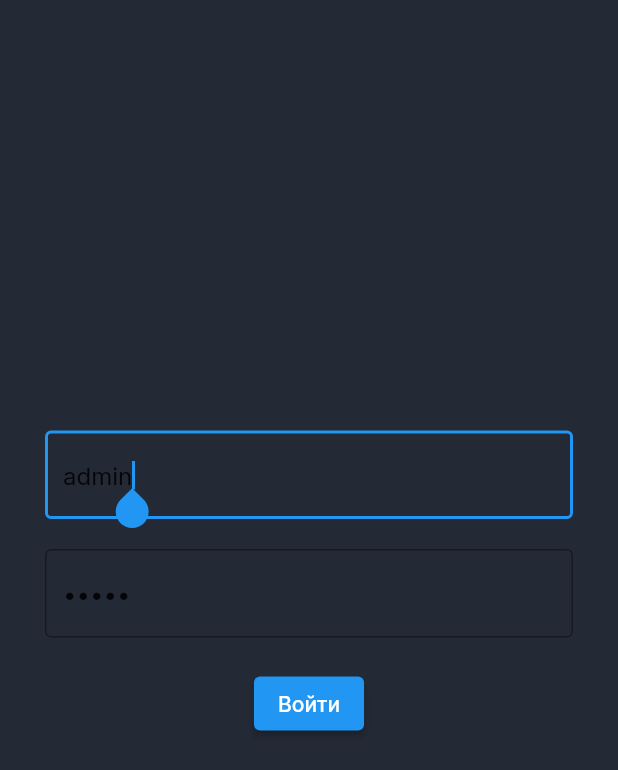
After one commit to VARWA/EESTech-Challenge, a Flutter app: the screen it shows after launch, on a phone screen of 412 x 824 dp. The commit adds this screen. Shown: the top 770 px of the screen. Run offline on Flutter 3.47's test engine with Material 2 defaults, Android fonts, the phone set to English and light mode, and no system bars; our stand-ins replace flutter_svg, google_fonts.

Commit message:
Auth screen

```diff
--- /dev/null
+++ b/lib/auth_screen/auth_screen_widget.dart
@@ -0,0 +1,59 @@
+import 'package:flutter/material.dart';
+
+class AuthWidget extends StatefulWidget {
+  const AuthWidget({Key? key}) : super(key: key);
+
+  @override
+  State<AuthWidget> createState() => _AuthWidgetState();
+}
+
+class _AuthWidgetState extends State<AuthWidget> {
+  final _loginController = TextEditingController(text: 'admin');
+  final _passwordController = TextEditingController(text: 'admin');
+
+  void _check_auth() {
+    final login = _loginController.text;
+    final password = _passwordController.text;
+    if (login == 'admin' && password == 'admin') {
+      Navigator.of(context).pushReplacementNamed('/main_screen/');
+      final errorText = null;
+    } else {
+      final errorText = "Неверный логин или пароль";
+    }
+    setState(() {});
+  }
+
+  @override
+  Widget build(BuildContext context) {
+    return Scaffold(
+      body: Center(
+        child: Container(
+          height: 250,
+          padding: const EdgeInsets.symmetric(horizontal: 30),
+          child: Column(
+            children: [
+              TextField(
+                controller: _loginController,
+                autofocus: true,
+                decoration: const InputDecoration(
+                  border: OutlineInputBorder(),
+                ),
+              ),
+              const SizedBox(height: 20),
+              TextField(
+                controller: _passwordController,
+                autofocus: false,
+                obscureText: true,
+                decoration: const InputDecoration(
+                  border: OutlineInputBorder(),
+                ),
+              ),
+              const SizedBox(height: 20),
+              ElevatedButton(onPressed: _check_auth, child: const Text("Войти"))
+            ],
+          ),
+        ),
+      ),
+    );
+  }
+}
--- a/lib/main_screen/main_screen_widget.dart
+++ b/lib/main_screen/main_screen_widget.dart
@@ -43,7 +43,7 @@ class _MainScreenWidgetState extends State<MainScreenWidget> {
           BottomNavigationBarItem(icon: Icon(Icons.book), label: "Теория"),
           BottomNavigationBarItem(
               icon: Icon(Icons.account_circle_outlined), label: "Профиль"),
-        ],
+        ],backgroundColor: Color.fromRGBO(230, 230, 230, 1),
         onTap: onSelectedTab,
       ),
     );
--- a/lib/my_app/app.dart
+++ b/lib/my_app/app.dart
@@ -1,3 +1,4 @@
+import 'package:eestech_challenge_app/auth_screen/auth_screen_widget.dart';
 import 'package:eestech_challenge_app/main_screen/main_screen_widget.dart';
 import 'package:eestech_challenge_app/user_info/user_info_widget.dart';
 import 'package:flutter/material.dart';
@@ -12,16 +13,18 @@ class MyApp extends StatelessWidget {
   Widget build(BuildContext context) {
     return MaterialApp(
       title: 'Flutter Demo',
-      routes: {'/main_screen/': (context) => MainScreenWidget(),
-      '/main_screen/event_info': (context) {
-        final index = ModalRoute.of(context)?.settings.arguments;
-        return EventScreenInfo(index: index);
-      }},
-      initialRoute: '/main_screen/',
+      routes: {
+        '/auth_screen/': (context) => AuthWidget(),
+        '/main_screen/': (context) => MainScreenWidget(),
+        '/main_screen/event_info': (context) {
+          final index = ModalRoute.of(context)?.settings.arguments;
+          return EventScreenInfo(index: index);
+        }
+      },
+      initialRoute: '/auth_screen/',
       theme: ThemeData(
         scaffoldBackgroundColor: const Color(0xff232935),
         textTheme: GoogleFonts.interTextTheme(),
-
       ),
       home: Container(color: Colors.red),
     );
```
